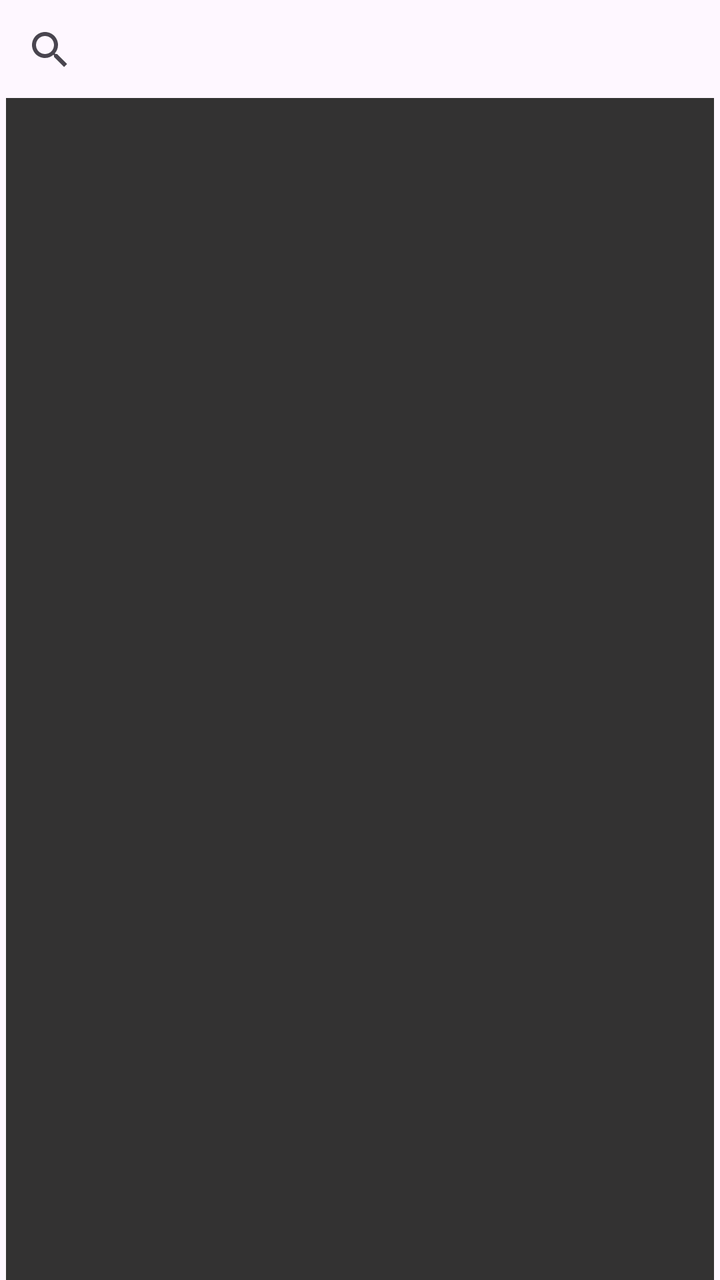
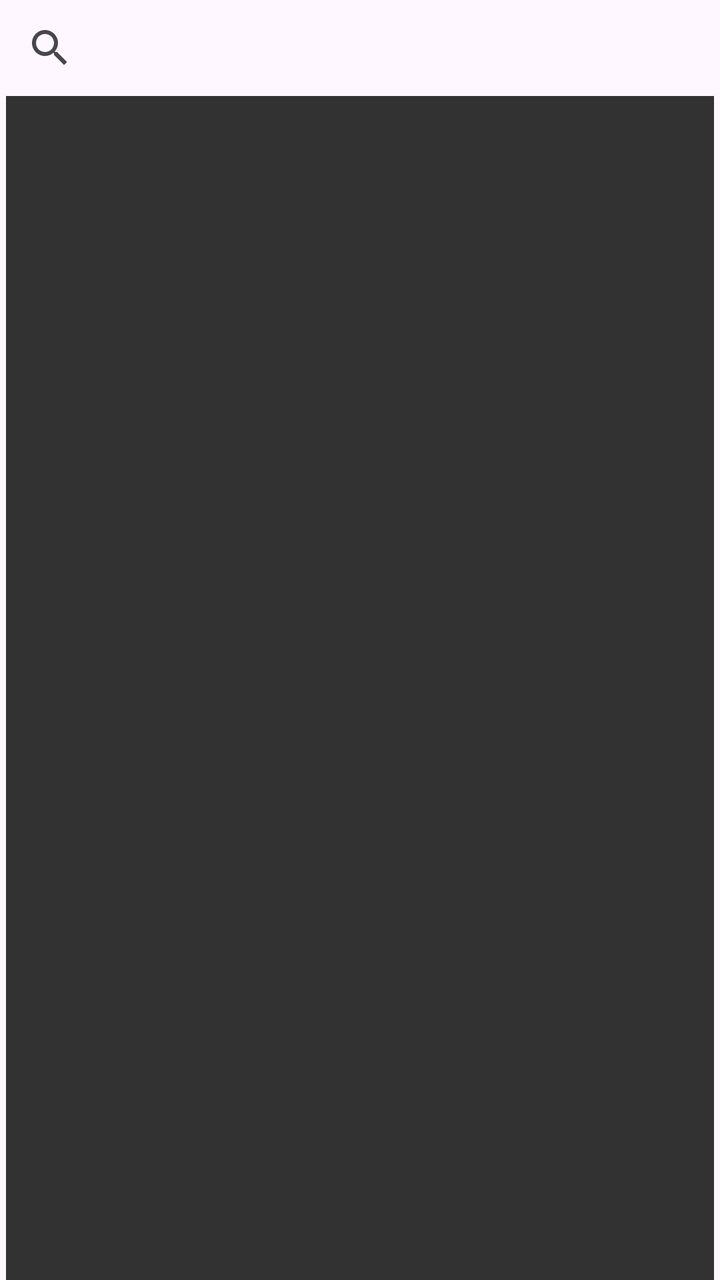

The first picture is an Android layout as it rendered before a commit; the second is the same layout after the commit. The layout source and the unified diff follow.
<!-- AndroidManifest.xml: application theme Theme.RetrofitApp -->
<!-- res/layout/activity_main.xml -->
<?xml version="1.0" encoding="utf-8"?>
<androidx.constraintlayout.widget.ConstraintLayout xmlns:android="http://schemas.android.com/apk/res/android"
    xmlns:app="http://schemas.android.com/apk/res-auto"
    xmlns:tools="http://schemas.android.com/tools"
    android:layout_width="match_parent"
    android:layout_height="match_parent"
    tools:context=".MainActivity">


    <SearchView
        android:id="@+id/sv"
        android:layout_width="match_parent"
        android:layout_height="wrap_content"
        android:layout_marginStart="1dp"
        android:layout_marginTop="1dp"
        android:layout_marginEnd="1dp"
        app:layout_constraintEnd_toEndOf="parent"
        app:layout_constraintStart_toStartOf="parent"
        app:layout_constraintTop_toTopOf="parent" />

    <androidx.recyclerview.widget.RecyclerView
        android:id="@+id/rv"
        android:layout_width="match_parent"
        android:layout_height="0dp"
        android:layout_marginHorizontal="3dp"
        android:background="#333232"
        app:layout_constraintBottom_toBottomOf="parent"
        app:layout_constraintEnd_toEndOf="parent"
        app:layout_constraintStart_toStartOf="parent"
        app:layout_constraintTop_toBottomOf="@+id/sv" />


</androidx.constraintlayout.widget.ConstraintLayout>
<!-- resources referenced by this layout -->
<resources>
  <style name="Theme.RetrofitApp" parent="Base.Theme.RetrofitApp" />
  <style name="Base.Theme.RetrofitApp" parent="Theme.Material3.DayNight.NoActionBar">
          
          
      </style>
</resources>

<!-- the commit's change to res/layout/activity_main.xml (unified diff, before → after) -->
@@ -6,13 +6,11 @@
     android:layout_height="match_parent"
     tools:context=".MainActivity">
 
-
     <SearchView
         android:id="@+id/sv"
         android:layout_width="match_parent"
         android:layout_height="wrap_content"
         android:layout_marginStart="1dp"
-        android:layout_marginTop="1dp"
         android:layout_marginEnd="1dp"
         app:layout_constraintEnd_toEndOf="parent"
         app:layout_constraintStart_toStartOf="parent"
@@ -29,5 +27,4 @@
         app:layout_constraintStart_toStartOf="parent"
         app:layout_constraintTop_toBottomOf="@+id/sv" />
 
-
 </androidx.constraintlayout.widget.ConstraintLayout>
